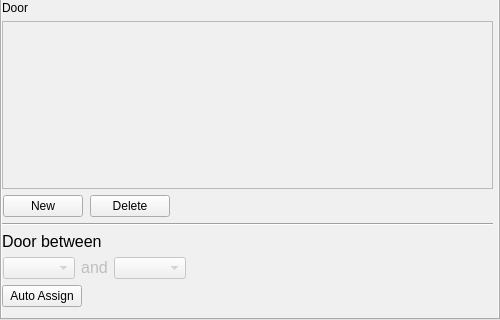
Above: forms/roomwidget.ui from JuPedSim/jpseditor before the change; both pictures show x 0 to 500 and y 580 to 900 of the 500 by 900 pixel window. Below: the same form after it.
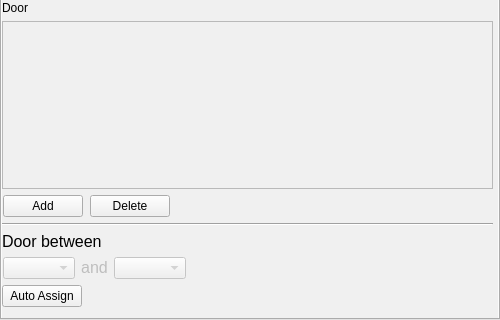
That is the form after the change.

What changed in the file:
```diff
--- a/forms/roomwidget.ui
+++ b/forms/roomwidget.ui
@@ -86,7 +86,7 @@
    <attribute name="title">
     <string>Rooms</string>
    </attribute>
-   <widget class="QWidget" name="">
+   <widget class="QWidget" name="layoutWidget">
     <property name="geometry">
      <rect>
       <x>0</x>
@@ -359,7 +359,7 @@
           <string>&lt;html&gt;&lt;head/&gt;&lt;body&gt;&lt;p&gt;Add new Door&lt;/p&gt;&lt;/body&gt;&lt;/html&gt;</string>
          </property>
          <property name="text">
-          <string>New</string>
+          <string>Add</string>
          </property>
         </widget>
        </item>
```
Left out of the diff: 4 changed lines with no effect on the pictures.
